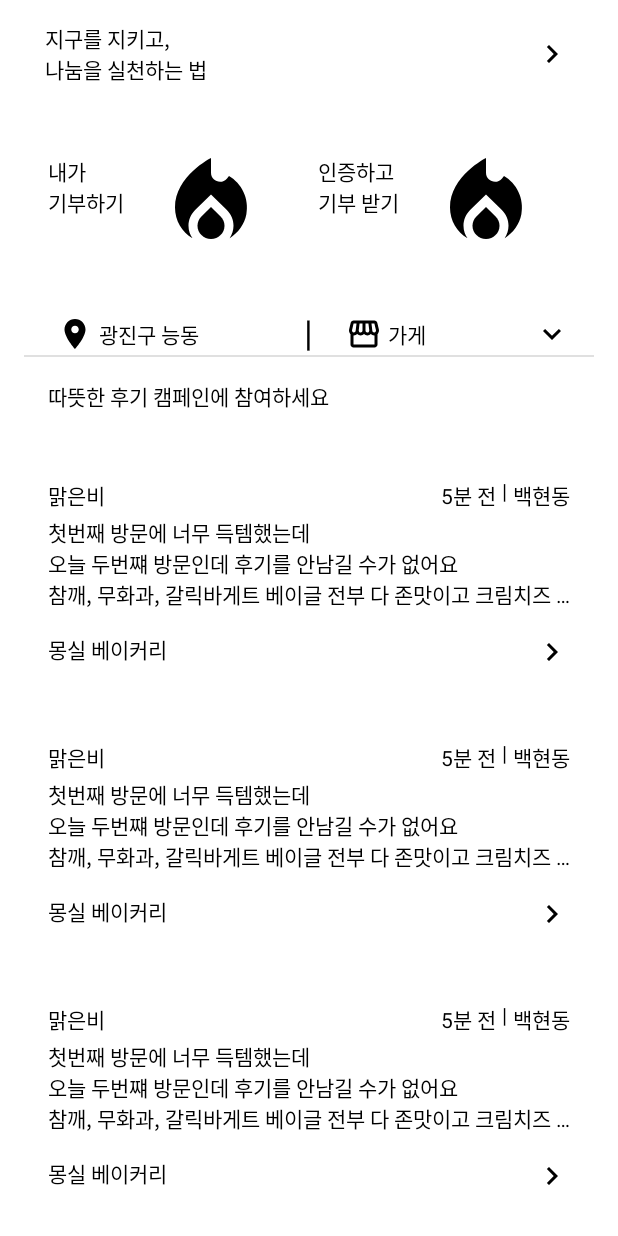
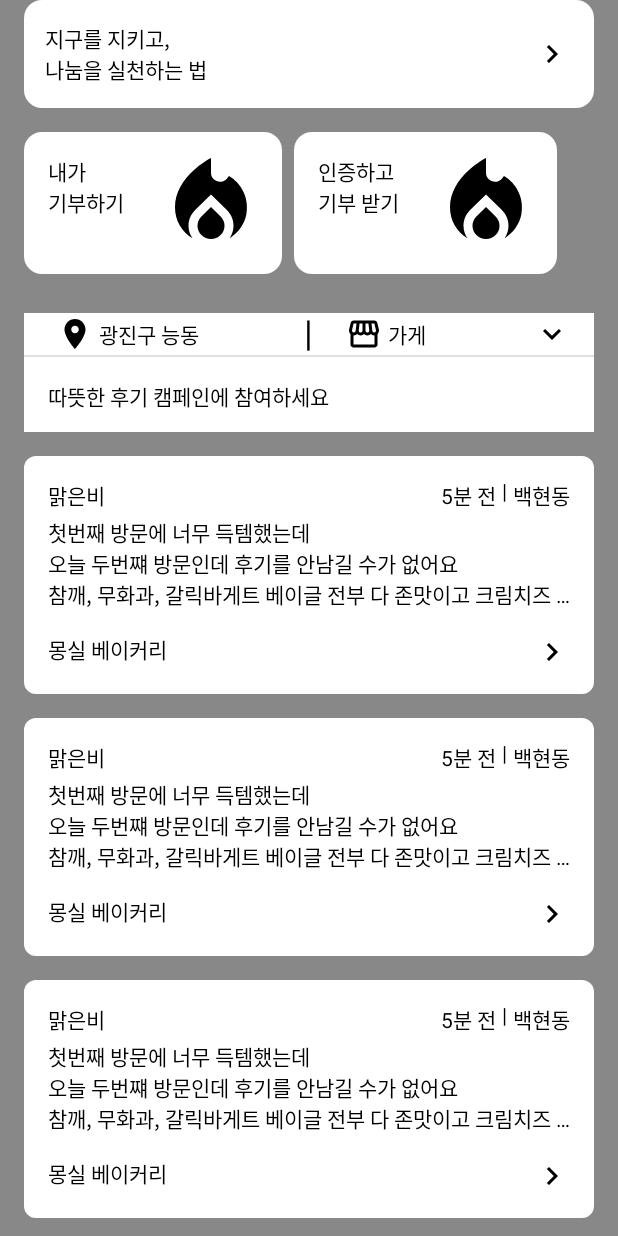
Before and after one commit to KBSC-Soptionssix/Soptionssix-AOS, an Android app built with Jetpack Compose: the @Preview function ReviewScreenPreview, on a phone screen of 412 x 824 dp. Run offline under Robolectric (Android 15) with nearby library versions, the phone set to English and light mode, and no system bars.

Commit message:
#4 [chore] background 컬러 지정

```diff
--- a/app/src/main/java/com/kbcs/soptionssix/review/ReviewScreen.kt
+++ b/app/src/main/java/com/kbcs/soptionssix/review/ReviewScreen.kt
@@ -1,5 +1,6 @@
 package com.kbcs.soptionssix.review
 
+import androidx.compose.foundation.background
 import androidx.compose.foundation.layout.Spacer
 import androidx.compose.foundation.layout.fillMaxSize
 import androidx.compose.foundation.layout.padding
@@ -8,6 +9,7 @@ import androidx.compose.foundation.lazy.LazyColumn
 import androidx.compose.foundation.lazy.items
 import androidx.compose.runtime.Composable
 import androidx.compose.ui.Modifier
+import androidx.compose.ui.graphics.Color
 import androidx.compose.ui.tooling.preview.Preview
 import androidx.compose.ui.unit.dp
 import com.kbcs.soptionssix.review.component.DonationBoxes
@@ -52,6 +54,7 @@ fun ReviewScreen() {
     LazyColumn(
         modifier = Modifier
             .fillMaxSize()
+            .background(Color.Gray)
             .padding(horizontal = 16.dp)
     ) {
         item {
--- a/app/src/main/java/com/kbcs/soptionssix/review/component/DonationBox.kt
+++ b/app/src/main/java/com/kbcs/soptionssix/review/component/DonationBox.kt
@@ -3,6 +3,7 @@ package com.kbcs.soptionssix.review.component
 import androidx.annotation.DrawableRes
 import androidx.annotation.StringRes
 import androidx.compose.foundation.Image
+import androidx.compose.foundation.background
 import androidx.compose.foundation.layout.Box
 import androidx.compose.foundation.layout.Row
 import androidx.compose.foundation.layout.Spacer
@@ -13,6 +14,7 @@ import androidx.compose.material.Text
 import androidx.compose.runtime.Composable
 import androidx.compose.ui.Modifier
 import androidx.compose.ui.draw.clip
+import androidx.compose.ui.graphics.Color
 import androidx.compose.ui.res.painterResource
 import androidx.compose.ui.res.stringResource
 import androidx.compose.ui.tooling.preview.Preview
@@ -42,6 +44,7 @@ private fun CommonDonationBox(
     Box(
         modifier = Modifier
             .clip(RoundedCornerShape(12.dp))
+            .background(Color.White)
     ) {
         Row {
             Text(
--- a/app/src/main/java/com/kbcs/soptionssix/review/component/DonationDescriptionBox.kt
+++ b/app/src/main/java/com/kbcs/soptionssix/review/component/DonationDescriptionBox.kt
@@ -1,6 +1,7 @@
 package com.kbcs.soptionssix.review.component
 
 import androidx.compose.foundation.Image
+import androidx.compose.foundation.background
 import androidx.compose.foundation.layout.Arrangement
 import androidx.compose.foundation.layout.Box
 import androidx.compose.foundation.layout.Row
@@ -12,6 +13,7 @@ import androidx.compose.runtime.Composable
 import androidx.compose.ui.Alignment
 import androidx.compose.ui.Modifier
 import androidx.compose.ui.draw.clip
+import androidx.compose.ui.graphics.Color
 import androidx.compose.ui.res.painterResource
 import androidx.compose.ui.res.stringResource
 import androidx.compose.ui.tooling.preview.Preview
@@ -24,6 +26,7 @@ fun DonationDescriptionBox() {
         modifier = Modifier
             .fillMaxWidth()
             .clip(RoundedCornerShape(12.dp))
+            .background(Color.White)
             .padding(start = 14.dp, top = 15.dp, bottom = 15.dp, end = 16.dp)
     ) {
         Row(
--- a/app/src/main/java/com/kbcs/soptionssix/review/component/ReviewItem.kt
+++ b/app/src/main/java/com/kbcs/soptionssix/review/component/ReviewItem.kt
@@ -2,6 +2,7 @@ package com.kbcs.soptionssix.review.component
 
 import androidx.compose.animation.animateContentSize
 import androidx.compose.foundation.Image
+import androidx.compose.foundation.background
 import androidx.compose.foundation.clickable
 import androidx.compose.foundation.layout.Arrangement
 import androidx.compose.foundation.layout.Box
@@ -18,6 +19,7 @@ import androidx.compose.runtime.mutableStateOf
 import androidx.compose.runtime.remember
 import androidx.compose.ui.Modifier
 import androidx.compose.ui.draw.clip
+import androidx.compose.ui.graphics.Color
 import androidx.compose.ui.res.painterResource
 import androidx.compose.ui.text.style.TextOverflow
 import androidx.compose.ui.tooling.preview.Preview
@@ -31,6 +33,7 @@ fun ReviewItem(review: Review) {
         modifier = Modifier
             .fillMaxWidth()
             .clip(RoundedCornerShape(8.dp))
+            .background(Color.White)
     ) {
         Column(
             modifier = Modifier.padding(16.dp)
--- a/app/src/main/java/com/kbcs/soptionssix/review/component/WriteReviewBox.kt
+++ b/app/src/main/java/com/kbcs/soptionssix/review/component/WriteReviewBox.kt
@@ -34,7 +34,7 @@ import com.kbcs.soptionssix.R
 
 @Composable
 fun WriteReviewBox() {
-    Column {
+    Column(Modifier.background(Color.White)) {
         StoreInformation(mutableListOf("A", "B", "C", "D", "E"))
         Divider(
             modifier = Modifier
@@ -50,11 +50,7 @@ private fun WriteReviewTextField(
     reviewText: String = ""
 ) {
     val maxChar = 300
-    Column(
-        modifier = Modifier
-            .fillMaxWidth()
-            .background(Color.White)
-    ) {
+    Column(modifier = Modifier.fillMaxWidth()) {
         BasicTextField(
             value = reviewText.ifEmpty { stringResource(id = R.string.review_empty) },
             onValueChange = {},
@@ -126,10 +122,6 @@ private fun CommonBox(
     isDropDownMenu: Boolean = false,
     menuItem: List<String> = emptyList()
 ) {
-    Row(
-        horizontalArrangement = Arrangement.SpaceBetween,
-        verticalAlignment = Alignment.CenterVertically
-    ) {
     Row(verticalAlignment = Alignment.CenterVertically) {
         Spacer(modifier = Modifier.size(22.dp))
         Image(painter = painterResource(id = boxIcon), contentDescription = "")
@@ -139,12 +131,10 @@ private fun CommonBox(
             Box(
                 modifier = Modifier
                     .weight(1f)
-                        .padding(end = 16.dp)
-                    ,
+                    .padding(end = 16.dp),
                 contentAlignment = Alignment.CenterEnd
             ) {
                 DropDownMenu(menuItem = menuItem)
-                }
             }
         }
     }
```
Lines whose indentation alone changed are shown as unchanged.
